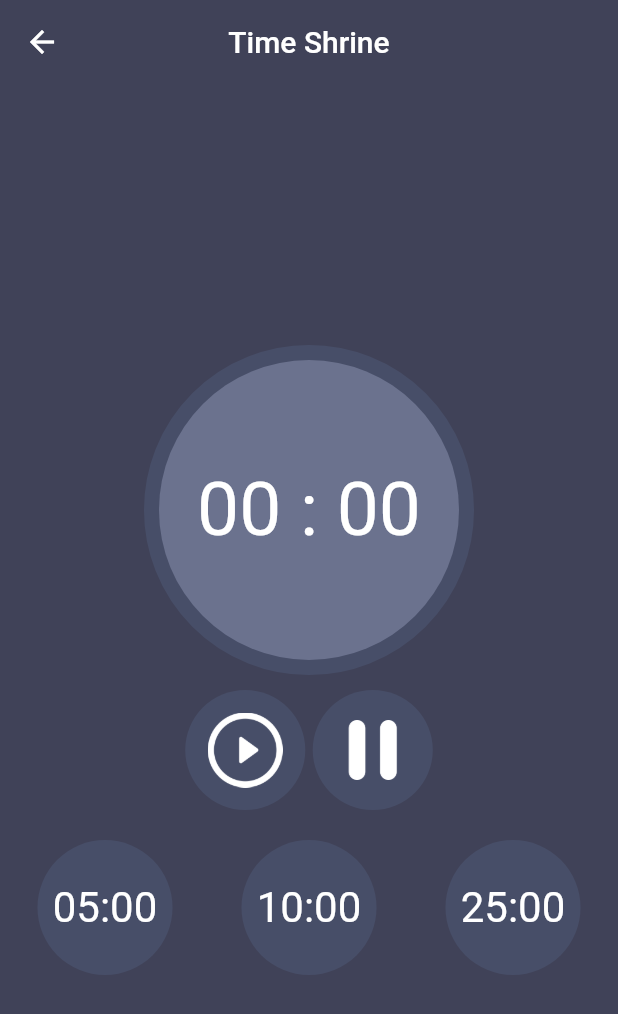
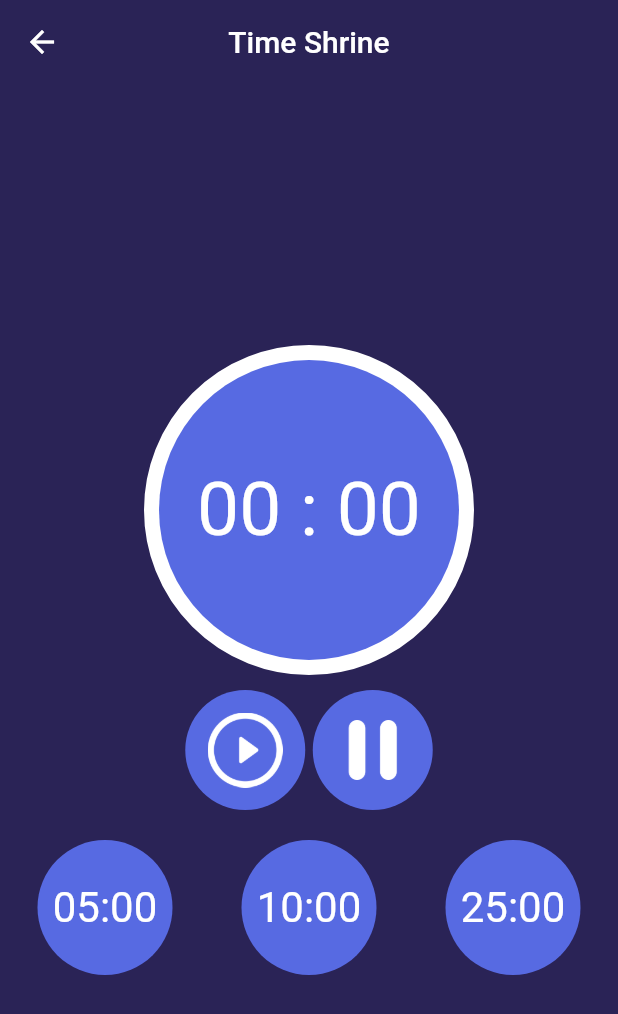
Before and after one commit to 777leed/Nulife, a Flutter app: the screen it shows after launch, after a tap on "Timer", on a phone screen of 412 x 824 dp. Shown: the top 1014 px of the screen. Run offline on Flutter 3.47's test engine with Material 2 defaults, Android fonts, the phone set to English and light mode, and no system bars; drawn by our look-alikes of percent_indicator; our stand-ins replace sqflite, vibration; accounts and stored records are empty; Roboto replaces fonts that are missing (MS Gothic).

Commit message:
changed colors and homepage

```diff
--- a/lib/Pages/homepage.dart
+++ b/lib/Pages/homepage.dart
@@ -3,24 +3,43 @@
 import 'package:flutter/material.dart';
 import 'package:puzzeled_up/Pages/timerStamp.dart';
 import 'package:puzzeled_up/Pages/to_do_list.dart';
+import 'package:puzzeled_up/Utils/Chameleon.dart';
 
 class homepage extends StatelessWidget {
-  static List color_hunt = [
-    Color(0xFF404258),
-    Color(0xFF474E68),
-    Color(0xFF6B728E),
-    Color(0xFFFFECEF)
-  ];
+  // static List color_hunt = [
+  //   Color(0xFF404258),
+  //   Color(0xFF474E68),
+  //   Color(0xFF6B728E),
+  //   Color(0xFFFFECEF)
+  // ];
   const homepage({super.key});
 
   @override
   Widget build(BuildContext context) {
     return Scaffold(
-        backgroundColor: color_hunt[0],
+        backgroundColor: chameleon.color_hunt[0],
         body: SafeArea(
           child: Column(
             mainAxisAlignment: MainAxisAlignment.spaceEvenly,
+            crossAxisAlignment: CrossAxisAlignment.center,
             children: [
+              Stack(
+                alignment: Alignment.center,
+                children: [
+                  Container(
+                    height: 70,
+                    width: 70,
+                    decoration: BoxDecoration(
+                        color: chameleon.color_hunt[1],
+                        borderRadius: BorderRadius.circular(100)),
+                  ),
+                  SizedBox(
+                    height: 50,
+                    width: 50,
+                    child: Image.asset('Assets/man.png'),
+                  )
+                ],
+              ),
               Text(
                 "Hey Leed,\nGlad to see you again",
                 style: TextStyle(
@@ -34,9 +53,6 @@ class homepage extends StatelessWidget {
                     padding: const EdgeInsets.all(35),
                     child: Column(
                       children: [
-                        SizedBox(
-                          height: 70,
-                        ),
                         GestureDetector(
                             onTap: () => Navigator.push(
                                   context,
@@ -45,7 +61,7 @@ class homepage extends StatelessWidget {
                                 ),
                             child: buildabox("To-do List", "checklist")),
                         SizedBox(height: 50),
-                        buildabox("Puzzled Up", "blocks"),
+                        buildabox("Superpowers", "punch"),
                         SizedBox(height: 50),
                         GestureDetector(
                             onTap: () => Navigator.push(
@@ -64,13 +80,15 @@ class homepage extends StatelessWidget {
         ));
   }
 
+//this thing builds the 3 boxes so far and their titles as well
   Widget buildabox(String txt, String img) {
     return Row(
       children: [
         Stack(alignment: Alignment.center, children: [
           Container(
             decoration: BoxDecoration(
-                color: color_hunt[1], borderRadius: BorderRadius.circular(25)),
+                color: chameleon.color_hunt[1],
+                borderRadius: BorderRadius.circular(25)),
             height: 80,
             width: 80,
           ),
--- a/lib/Pages/timerStamp.dart
+++ b/lib/Pages/timerStamp.dart
@@ -2,6 +2,7 @@
 import 'package:percent_indicator/percent_indicator.dart';
 import 'dart:async';
 import 'package:flutter/material.dart';
+import 'package:puzzeled_up/Utils/Chameleon.dart';
 import 'package:vibration/vibration.dart';
 
 class myTimer extends StatefulWidget {
@@ -12,12 +13,7 @@ class myTimer extends StatefulWidget {
 }
 
 class _myTimerState extends State<myTimer> {
-  final List color_hunt = [
-    Color(0xFF404258),
-    Color(0xFF474E68),
-    Color(0xFF6B728E),
-    Color(0xFFFFECEF)
-  ];
+  final List color_hunt = chameleon.color_hunt;
   int _start = 0;
   bool _vibrationActive = false;
   Timer? _timer;
@@ -43,7 +39,7 @@ class _myTimerState extends State<myTimer> {
             showDialog(
                 context: context,
                 builder: (context) => AlertDialog(
-                      backgroundColor: color_hunt[2],
+                      backgroundColor: color_hunt[1],
                       title: Center(
                         child: Text("YOUR TIME IS DONE HERE",
                             textAlign: TextAlign.center,
@@ -99,7 +95,10 @@ class _myTimerState extends State<myTimer> {
 
   @override
   void dispose() {
-    _timer!.cancel();
+    if (_timer != null) {
+      _timer!.cancel();
+    }
+
     super.dispose();
   }
 
@@ -216,14 +215,14 @@ class _myTimerState extends State<myTimer> {
           radius: 110,
           lineWidth: 40,
           percent: percentage,
-          progressColor: color_hunt[3],
-          backgroundColor: color_hunt[1],
+          progressColor: color_hunt[2],
+          backgroundColor: Colors.white,
           center: Container(
             alignment: Alignment.center,
             height: 200,
             width: 200,
             decoration: BoxDecoration(
-                color: color_hunt[2], borderRadius: BorderRadius.circular(100)),
+                color: color_hunt[1], borderRadius: BorderRadius.circular(100)),
             child: Text(formatedTime(timeInSecond: _start),
                 textAlign: TextAlign.center,
                 style: TextStyle(
--- /dev/null
+++ b/lib/Utils/Chameleon.dart
@@ -0,0 +1,10 @@
+import 'package:flutter/material.dart';
+
+class chameleon {
+  static List color_hunt = [
+    Color(0xFF2a2356),
+    Color(0xFF576ae2),
+    Color(0xFFc252e2),
+    Color(0xFF6ecbf6)
+  ];
+}
--- a/lib/main.dart
+++ b/lib/main.dart
@@ -1,27 +1,33 @@
 // ignore_for_file: prefer_const_constructors, unnecessary_const
 
 import 'package:flutter/material.dart';
+import 'package:flutter/services.dart';
 import 'package:puzzeled_up/Pages/homepage.dart';
 
-void main() => runApp(MyApp());
+void main() {
+  SystemChrome.setSystemUIOverlayStyle(SystemUiOverlayStyle(
+      statusBarColor: Color(0xFF2a2356),
+      systemNavigationBarColor: Color(0xFF2a2356)));
+  runApp(MyApp());
+}
 
 class MyApp extends StatelessWidget {
   const MyApp({super.key});
   @override
   Widget build(BuildContext context) {
     const MaterialColor kPrimaryColor = const MaterialColor(
-      0xFF404258,
+      0xFF2a2356,
       const <int, Color>{
-        50: const Color(0xFF404258),
-        100: const Color(0xFF404258),
-        200: const Color(0xFF404258),
-        300: const Color(0xFF404258),
-        400: const Color(0xFF404258),
-        500: const Color(0xFF404258),
-        600: const Color(0xFF404258),
-        700: const Color(0xFF404258),
-        800: const Color(0xFF404258),
-        900: const Color(0xFF404258),
+        50: const Color(0xFF2a2356),
+        100: const Color(0xFF2a2356),
+        200: const Color(0xFF2a2356),
+        300: const Color(0xFF2a2356),
+        400: const Color(0xFF2a2356),
+        500: const Color(0xFF2a2356),
+        600: const Color(0xFF2a2356),
+        700: const Color(0xFF2a2356),
+        800: const Color(0xFF2a2356),
+        900: const Color(0xFF2a2356),
       },
     );
     return MaterialApp(
```
Also changed, not shown: lib/Pages/to_do_list.dart (+5 -8 lines), lib/Utils/gradientLab.dart (added, +23 -0 lines), Assets/blocks.png (deleted), Assets/man.png (added), Assets/punch.png (added).
